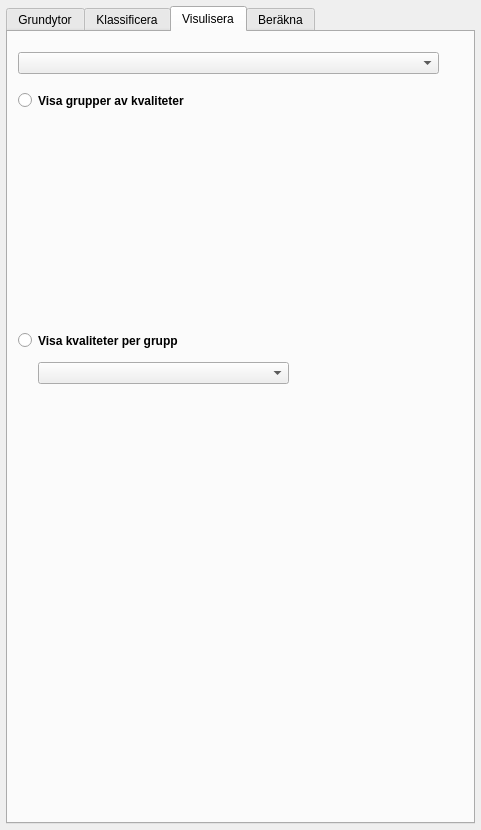
The window that ui/qgyf_dockwidget_base.ui (co-city/QGYF) describes before a commit, drawn with Qt 5.
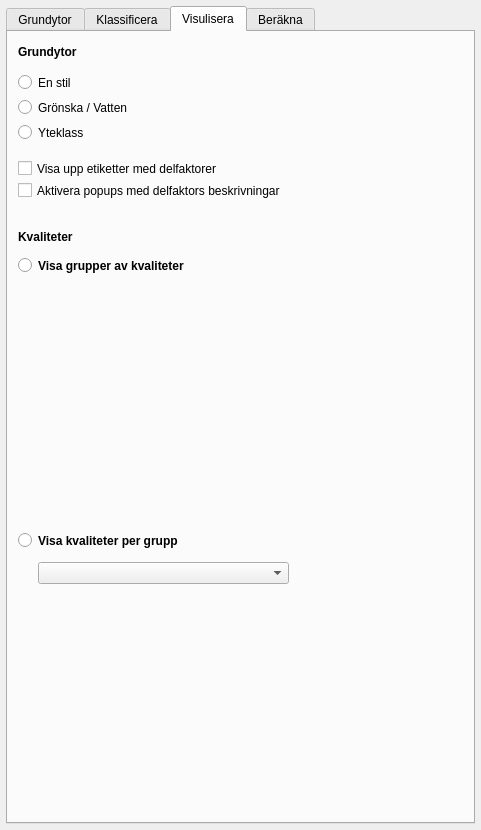
The same window after the commit. Icons and pictures are not drawn. Custom widgets are drawn as their Qt base class.

Commit message: selectGroup bugs fix - database init

The edit to the form file:
```diff
--- a/ui/qgyf_dockwidget_base.ui
+++ b/ui/qgyf_dockwidget_base.ui
@@ -766,7 +766,7 @@
         <property name="geometry">
          <rect>
           <x>10</x>
-          <y>60</y>
+          <y>225</y>
           <width>281</width>
           <height>17</height>
          </rect>
@@ -785,7 +785,7 @@
         <property name="geometry">
          <rect>
           <x>10</x>
-          <y>300</y>
+          <y>500</y>
           <width>191</width>
           <height>17</height>
          </rect>
@@ -804,33 +804,132 @@
         <property name="geometry">
          <rect>
           <x>30</x>
-          <y>330</y>
+          <y>530</y>
           <width>251</width>
           <height>22</height>
          </rect>
         </property>
        </widget>
-       <widget class="QComboBox" name="selectMain">
-        <property name="geometry">
-         <rect>
-          <x>10</x>
-          <y>20</y>
-          <width>421</width>
-          <height>22</height>
-         </rect>
-        </property>
-       </widget>
-       <widget class="QWidget" name="">
+       <widget class="QWidget" name="layoutWidget">
         <property name="geometry">
          <rect>
           <x>30</x>
-          <y>85</y>
+          <y>250</y>
           <width>381</width>
-          <height>201</height>
+          <height>241</height>
          </rect>
         </property>
         <layout class="QVBoxLayout" name="checkBoxLayout"/>
        </widget>
+       <widget class="QRadioButton" name="showAreasOneStyle">
+        <property name="geometry">
+         <rect>
+          <x>10</x>
+          <y>40</y>
+          <width>281</width>
+          <height>21</height>
+         </rect>
+        </property>
+        <property name="font">
+         <font>
+          <weight>50</weight>
+          <bold>false</bold>
+         </font>
+        </property>
+        <property name="text">
+         <string>En stil</string>
+        </property>
+       </widget>
+       <widget class="QLabel" name="label_Areas">
+        <property name="geometry">
+         <rect>
+          <x>10</x>
+          <y>5</y>
+          <width>167</width>
+          <height>30</height>
+         </rect>
+        </property>
+        <property name="text">
+         <string>&lt;html&gt;&lt;head/&gt;&lt;body&gt;&lt;p&gt;&lt;span style=&quot; font-weight:600;&quot;&gt;Grundytor&lt;/span&gt;&lt;/p&gt;&lt;/body&gt;&lt;/html&gt;</string>
+        </property>
+       </widget>
+       <widget class="QRadioButton" name="showAreasGroups">
+        <property name="geometry">
+         <rect>
+          <x>10</x>
+          <y>65</y>
+          <width>281</width>
+          <height>21</height>
+         </rect>
+        </property>
+        <property name="font">
+         <font>
+          <weight>50</weight>
+          <bold>false</bold>
+         </font>
+        </property>
+        <property name="text">
+         <string>Grönska / Vatten</string>
+        </property>
+       </widget>
+       <widget class="QRadioButton" name="showAreasClass">
+        <property name="geometry">
+         <rect>
+          <x>10</x>
+          <y>90</y>
+          <width>281</width>
+          <height>21</height>
+         </rect>
+        </property>
+        <property name="font">
+         <font>
+          <weight>50</weight>
+          <bold>false</bold>
+         </font>
+        </property>
+        <property name="text">
+         <string>Yteklass</string>
+        </property>
+       </widget>
+       <widget class="QCheckBox" name="showAreasLabels">
+        <property name="geometry">
+         <rect>
+          <x>10</x>
+          <y>128</y>
+          <width>351</width>
+          <height>17</height>
+         </rect>
+        </property>
+        <property name="text">
+         <string>Visa upp etiketter med delfaktorer</string>
+        </property>
+       </widget>
+       <widget class="QCheckBox" name="showAreasPopups">
+        <property name="geometry">
+         <rect>
+          <x>10</x>
+          <y>150</y>
+          <width>351</width>
+          <height>17</height>
+         </rect>
+        </property>
+        <property name="text">
+         <string>Aktivera popups med delfaktors beskrivningar</string>
+        </property>
+       </widget>
+       <widget class="QLabel" name="label_Qualities">
+        <property name="geometry">
+         <rect>
+          <x>10</x>
+          <y>190</y>
+          <width>167</width>
+          <height>30</height>
+         </rect>
+        </property>
+        <property name="text">
+         <string>&lt;html&gt;&lt;head/&gt;&lt;body&gt;&lt;p&gt;&lt;span style=&quot; font-weight:600;&quot;&gt;Kvaliteter&lt;/span&gt;&lt;/p&gt;&lt;/body&gt;&lt;/html&gt;</string>
+        </property>
+       </widget>
       </widget>
       <widget class="QWidget" name="estimate">
        <attribute name="title">
```
Left out of the diff: 4 changed lines with no effect on the pictures. The commit also changes 5 other files.
